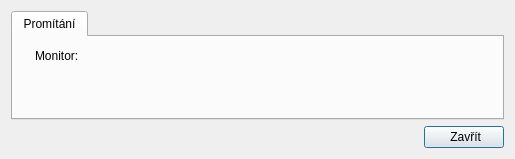
CZDanol/StrawLumen, file src/gui/settingsdialog.ui: the form before one commit.
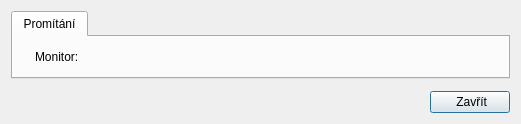
The form after the commit. Icons and pictures are not drawn. Custom widgets are drawn as their Qt base class.

Diff of the .ui file:
```diff
--- a/src/gui/settingsdialog.ui
+++ b/src/gui/settingsdialog.ui
@@ -6,8 +6,8 @@
    <rect>
     <x>0</x>
     <y>0</y>
-    <width>515</width>
-    <height>159</height>
+    <width>521</width>
+    <height>124</height>
    </rect>
   </property>
   <property name="windowTitle">
@@ -20,6 +20,12 @@
   <layout class="QVBoxLayout" name="verticalLayout">
    <item>
     <widget class="QTabWidget" name="tabWidget">
+     <property name="sizePolicy">
+      <sizepolicy hsizetype="Expanding" vsizetype="Preferred">
+       <horstretch>0</horstretch>
+       <verstretch>0</verstretch>
+      </sizepolicy>
+     </property>
      <widget class="QWidget" name="tab_2">
       <attribute name="icon">
        <iconset resource="../../res/resources.qrc">
@@ -29,19 +35,6 @@
        <string>Promítání</string>
       </attribute>
       <layout class="QGridLayout" name="gridLayout">
-       <item row="1" column="2">
-        <spacer name="verticalSpacer">
-         <property name="orientation">
-          <enum>Qt::Vertical</enum>
-         </property>
-         <property name="sizeHint" stdset="0">
-          <size>
-           <width>20</width>
-           <height>40</height>
-          </size>
-         </property>
-        </spacer>
-       </item>
        <item row="0" column="1">
         <widget class="QLabel" name="label_2">
          <property name="text">
@@ -86,6 +79,19 @@
      </widget>
     </widget>
    </item>
+   <item>
+    <spacer name="verticalSpacer">
+     <property name="orientation">
+      <enum>Qt::Vertical</enum>
+     </property>
+     <property name="sizeHint" stdset="0">
+      <size>
+       <width>20</width>
+       <height>40</height>
+      </size>
+     </property>
+    </spacer>
+   </item>
    <item>
     <layout class="QHBoxLayout" name="horizontalLayout">
      <item>
```
Left out of the diff: 3 changed lines with no effect on the pictures.
